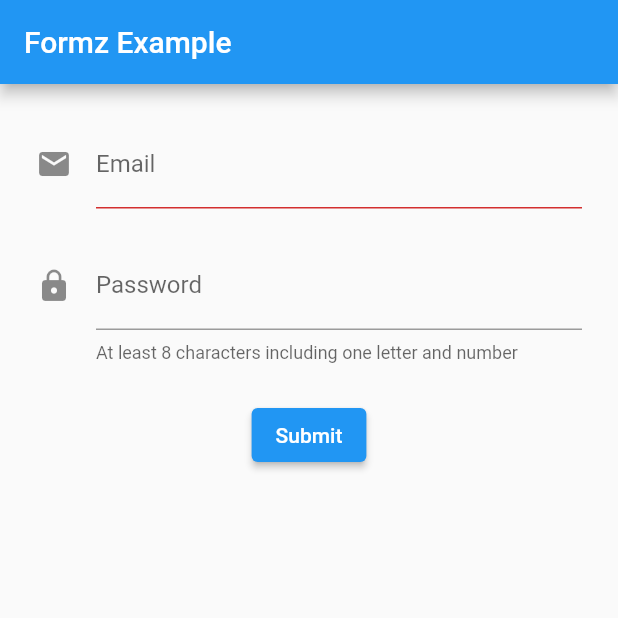
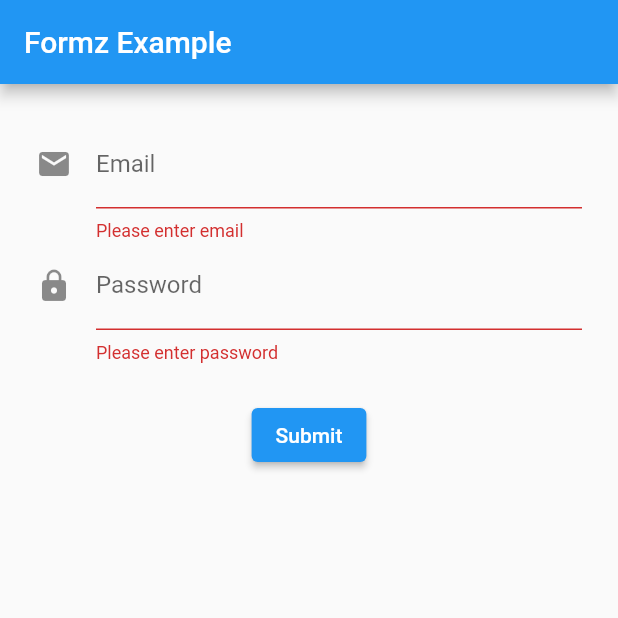
Before and after one commit to devpawann/Flutter-Clean-Arch-Form-Validator, a Flutter app: the screen it shows after launch, after a tap on "Submit", on a phone screen of 412 x 824 dp, the top half of it. Run offline on Flutter 3.47's test engine with Material 2 defaults, Android fonts, the phone set to English and light mode, and no system bars; our stand-ins replace equatable, flutter_bloc, formz.

Commit message:
clean arch folder structure

```diff
--- /dev/null
+++ b/lib/feature/auth/login/domain/form/email.dart
@@ -0,0 +1,27 @@
+import 'package:formz/formz.dart';
+
+enum EmailValidationError {
+  empty(message: "Please enter email"),
+  invalid(message: "Invalid email address");
+
+  final String message;
+
+  const EmailValidationError({required this.message});
+}
+
+class Email extends FormzInput<String, EmailValidationError>
+    with FormzInputErrorCacheMixin {
+  Email.pure() : super.pure("");
+
+  Email.dirty({required String value}) : super.dirty(value);
+
+  @override
+  EmailValidationError? validator(String value) {
+    if (value.trim().isEmpty) {
+      return EmailValidationError.empty;
+    } else if (value.trim().length < 5) {
+      return EmailValidationError.invalid;
+    }
+    return null;
+  }
+}
--- /dev/null
+++ b/lib/feature/auth/login/domain/form/form.dart
@@ -0,0 +1,2 @@
+export 'email.dart';
+export 'password.dart';
--- /dev/null
+++ b/lib/feature/auth/login/domain/form/password.dart
@@ -0,0 +1,27 @@
+import 'package:formz/formz.dart';
+
+enum PasswordValidationError {
+  empty(message: "Please enter password"),
+  short(message: "Enter strong password");
+
+  final String message;
+
+  const PasswordValidationError({required this.message});
+}
+
+class Password extends FormzInput<String, PasswordValidationError>
+    with FormzInputErrorCacheMixin {
+  Password.pure() : super.pure("");
+
+  Password.dirty({required String value}) : super.dirty(value);
+
+  @override
+  PasswordValidationError? validator(String value) {
+    if (value.trim().isEmpty) {
+      return PasswordValidationError.empty;
+    } else if (value.trim().length < 5) {
+      return PasswordValidationError.short;
+    }
+    return null;
+  }
+}
--- /dev/null
+++ b/lib/feature/auth/login/domain/repository/login_repository.dart
@@ -0,0 +1,3 @@
+abstract class LoginRepository {
+  Future<void> performLogin({required String email, required String password});
+}
--- a/lib/bloc/login/login_cubit.dart
+++ b/lib/feature/auth/login/presentation/bloc/login/login_cubit.dart
@@ -1,7 +1,7 @@
-import 'package:bloc/bloc.dart';
-import 'package:clean_arch_form_validation/custom_form_types.dart';
-import 'package:clean_arch_form_validation/repo/login_repo.dart';
+import 'package:clean_arch_form_validation/feature/auth/login/domain/form/form.dart';
+import 'package:clean_arch_form_validation/feature/auth/login/domain/repository/login_repository.dart';
 import 'package:equatable/equatable.dart';
+import 'package:flutter_bloc/flutter_bloc.dart';
 import 'package:formz/formz.dart';
 
 part 'login_state.dart';
@@ -23,6 +23,7 @@ class LoginCubit extends Cubit<LoginState> {
     emit(
       state.copyWith(
         email: Email.dirty(value: email),
+        errorMessage: null,
       ),
     );
   }
@@ -31,6 +32,7 @@ class LoginCubit extends Cubit<LoginState> {
     emit(
       state.copyWith(
         password: Password.dirty(value: password),
+        errorMessage: null,
       ),
     );
   }
@@ -40,6 +42,7 @@ class LoginCubit extends Cubit<LoginState> {
       emit(
         state.copyWith(
           submissionStatus: FormzSubmissionStatus.inProgress,
+          errorMessage: null,
         ),
       );
       await loginRepository.performLogin(
@@ -49,6 +52,7 @@ class LoginCubit extends Cubit<LoginState> {
       emit(
         state.copyWith(
           submissionStatus: FormzSubmissionStatus.success,
+          errorMessage: null,
         ),
       );
     } catch (e) {
--- /dev/null
+++ b/lib/feature/auth/login/presentation/screen/login_form.dart
@@ -0,0 +1,92 @@
+import 'dart:developer';
+
+import 'package:clean_arch_form_validation/feature/auth/login/presentation/bloc/login/login_cubit.dart';
+import 'package:clean_arch_form_validation/feature/auth/login/presentation/widget/email_form_field.dart';
+import 'package:clean_arch_form_validation/feature/auth/login/presentation/widget/password_form_field.dart';
+import 'package:flutter/material.dart';
+import 'package:flutter_bloc/flutter_bloc.dart';
+import 'package:formz/formz.dart';
+
+class LoginForm extends StatefulWidget {
+  const LoginForm({super.key});
+
+  @override
+  State<LoginForm> createState() => _LoginFormState();
+}
+
+class _LoginFormState extends State<LoginForm> {
+  final _key = GlobalKey<FormState>();
+  late final TextEditingController _emailController;
+  late final TextEditingController _passwordController;
+
+  @override
+  void initState() {
+    _emailController = TextEditingController()..addListener(_handleEmailChange);
+    _passwordController = TextEditingController()
+      ..addListener(_handlePasswordChange);
+    super.initState();
+  }
+
+  void _handleEmailChange() {
+    BlocProvider.of<LoginCubit>(context).emailChanged(
+      email: _emailController.text,
+    );
+  }
+
+  void _handlePasswordChange() {
+    BlocProvider.of<LoginCubit>(context).passwordChanged(
+      password: _passwordController.text,
+    );
+  }
+
+  @override
+  Widget build(BuildContext context) {
+    return Form(
+      key: _key,
+      child: BlocListener<LoginCubit, LoginState>(
+        listener: (context, state) {
+          if (state.errorMessage != null) {
+            ScaffoldMessenger.of(context).showSnackBar(
+              SnackBar(
+                content: Text(state.errorMessage!),
+              ),
+            );
+          }
+        },
+        child: Column(
+          children: [
+            EmailFormField(
+              emailController: _emailController,
+            ),
+            PasswordFormField(
+              passwordController: _passwordController,
+            ),
+            const SizedBox(
+              height: 24,
+            ),
+            BlocBuilder<LoginCubit, LoginState>(
+              buildWhen: (oldState, newState) {
+                return oldState.submissionStatus != newState.submissionStatus;
+              },
+              builder: (context, state) {
+                return state.submissionStatus ==
+                        FormzSubmissionStatus.inProgress
+                    ? const CircularProgressIndicator()
+                    : ElevatedButton(
+                        onPressed: () {
+                          if (_key.currentState?.validate() ?? false) {
+                            BlocProvider.of<LoginCubit>(context).onLogin();
+                          } else {
+                            log("Validation Failed");
+                          }
+                        },
+                        child: const Text('Submit'),
+                      );
+              },
+            ),
+          ],
+        ),
+      ),
+    );
+  }
+}
--- /dev/null
+++ b/lib/feature/auth/login/presentation/widget/email_form_field.dart
@@ -0,0 +1,39 @@
+import 'dart:developer';
+
+import 'package:clean_arch_form_validation/feature/auth/login/presentation/bloc/login/login_cubit.dart';
+import 'package:flutter/material.dart';
+import 'package:flutter_bloc/flutter_bloc.dart';
+
+class EmailFormField extends StatelessWidget {
+  const EmailFormField({
+    super.key,
+    required TextEditingController emailController,
+  }) : _emailController = emailController;
+
+  final TextEditingController _emailController;
+
+  @override
+  Widget build(BuildContext context) {
+    return BlocBuilder<LoginCubit, LoginState>(
+      buildWhen: (oldState, newState) {
+        return oldState.email != newState.email;
+      },
+      builder: (context, state) {
+        log("Email $state");
+        return TextFormField(
+          controller: _emailController,
+          decoration: InputDecoration(
+            icon: const Icon(Icons.email),
+            labelText: 'Email',
+            helperText: 'A valid email e.g. joe.doe@gmail.com',
+            errorText: state.email.displayError?.message,
+          ),
+          keyboardType: TextInputType.emailAddress,
+          textInputAction: TextInputAction.next,
+          validator: (_) => state.email.error?.message,
+          autovalidateMode: AutovalidateMode.onUserInteraction,
+        );
+      },
+    );
+  }
+}
--- /dev/null
+++ b/lib/feature/auth/login/presentation/widget/password_form_field.dart
@@ -0,0 +1,40 @@
+import 'dart:developer';
+
+import 'package:clean_arch_form_validation/feature/auth/login/presentation/bloc/login/login_cubit.dart';
+import 'package:flutter/material.dart';
+import 'package:flutter_bloc/flutter_bloc.dart';
+
+class PasswordFormField extends StatelessWidget {
+  const PasswordFormField({
+    super.key,
+    required TextEditingController passwordController,
+  }) : _passwordController = passwordController;
+
+  final TextEditingController _passwordController;
+
+  @override
+  Widget build(BuildContext context) {
+    return BlocBuilder<LoginCubit, LoginState>(
+      buildWhen: (oldState, newState) {
+        return oldState.password != newState.password;
+      },
+      builder: (context, state) {
+        log("Password $state");
+        return TextFormField(
+          controller: _passwordController,
+          decoration: const InputDecoration(
+            icon: Icon(Icons.lock),
+            helperText: 'At least 8 characters including one letter and number',
+            helperMaxLines: 2,
+            labelText: 'Password',
+            errorMaxLines: 2,
+          ),
+          obscureText: true,
+          textInputAction: TextInputAction.done,
+          validator: (_) => state.password.error?.message,
+          autovalidateMode: AutovalidateMode.onUserInteraction,
+        );
+      },
+    );
+  }
+}
--- a/lib/main.dart
+++ b/lib/main.dart
@@ -1,10 +1,8 @@
-import 'dart:developer';
-
-import 'package:clean_arch_form_validation/bloc/login/login_cubit.dart';
-import 'package:clean_arch_form_validation/repo/login_repo.dart';
+import 'package:clean_arch_form_validation/feature/auth/login/data/repository/login_repo_impl.dart';
+import 'package:clean_arch_form_validation/feature/auth/login/presentation/bloc/login/login_cubit.dart';
+import 'package:clean_arch_form_validation/feature/auth/login/presentation/screen/login_form.dart';
 import 'package:flutter/material.dart';
 import 'package:flutter_bloc/flutter_bloc.dart';
-import 'package:formz/formz.dart';
 
 void main() => runApp(const MyApp());
 
@@ -19,121 +17,14 @@ class MyApp extends StatelessWidget {
         body: Padding(
           padding: const EdgeInsets.all(24),
           child: BlocProvider(
-            create: (context) => LoginCubit(loginRepository: LoginRepository()),
-            child: const SingleChildScrollView(child: MyForm()),
+            create: (context) =>
+                LoginCubit(loginRepository: LoginRepositoryImpl()),
+            child: const SingleChildScrollView(
+              child: LoginForm(),
+            ),
           ),
         ),
       ),
     );
   }
 }
-
-class MyForm extends StatefulWidget {
-  const MyForm({super.key});
-
-  @override
-  State<MyForm> createState() => _MyFormState();
-}
-
-class _MyFormState extends State<MyForm> {
-  final _key = GlobalKey<FormState>();
-  late final TextEditingController _emailController;
-  late final TextEditingController _passwordController;
-
-  @override
-  void initState() {
-    _emailController = TextEditingController()..addListener(_handleEmailChange);
-    _passwordController = TextEditingController()
-      ..addListener(_handlePasswordChange);
-    super.initState();
-  }
-
-  void _handleEmailChange() {
-    BlocProvider.of<LoginCubit>(context).emailChanged(
-      email: _emailController.text,
-    );
-  }
-
-  void _handlePasswordChange() {
-    BlocProvider.of<LoginCubit>(context).passwordChanged(
-      password: _passwordController.text,
-    );
-  }
-
-  @override
-  Widget build(BuildContext context) {
-    return Form(
-      key: _key,
-      child: Column(
-        children: [
-          BlocBuilder<LoginCubit, LoginState>(
-            buildWhen: (oldState, newState) {
-              return oldState.email != newState.email;
-            },
-            builder: (context, state) {
-              log("Email $state");
-              return TextFormField(
-                controller: _emailController,
-                decoration: InputDecoration(
-                  icon: const Icon(Icons.email),
-                  labelText: 'Email',
-                  helperText: 'A valid email e.g. joe.doe@gmail.com',
-                  errorText: state.email.displayError?.message,
-                ),
-                keyboardType: TextInputType.emailAddress,
-                textInputAction: TextInputAction.next,
-                validator: (_) => state.email.error?.message,
-                autovalidateMode: AutovalidateMode.onUserInteraction,
-              );
-            },
-          ),
-          BlocBuilder<LoginCubit, LoginState>(
-            buildWhen: (oldState, newState) {
-              return oldState.password != newState.password;
-            },
-            builder: (context, state) {
-              log("Password $state");
-              return TextFormField(
-                controller: _passwordController,
-                decoration: const InputDecoration(
-                  icon: Icon(Icons.lock),
-                  helperText:
-                      'At least 8 characters including one letter and number',
-                  helperMaxLines: 2,
-                  labelText: 'Password',
-                  errorMaxLines: 2,
-                ),
-                obscureText: true,
-                textInputAction: TextInputAction.done,
-                validator: (_) => state.password.error?.message,
-                autovalidateMode: AutovalidateMode.onUserInteraction,
-              );
-            },
-          ),
-          const SizedBox(
-            height: 24,
-          ),
-          BlocBuilder<LoginCubit, LoginState>(
-            buildWhen: (oldState, newState) {
-              return oldState.submissionStatus != newState.submissionStatus;
-            },
-            builder: (context, state) {
-              return state.submissionStatus == FormzSubmissionStatus.inProgress
-                  ? const CircularProgressIndicator()
-                  : ElevatedButton(
-                      onPressed: () {
-                        if (_key.currentState?.validate() ?? false) {
-                          BlocProvider.of<LoginCubit>(context).onLogin();
-                        } else {
-                          log("Validation Failed");
-                        }
-                      },
-                      child: const Text('Submit'),
-                    );
-            },
-          ),
-        ],
-      ),
-    );
-  }
-}
```
Also changed, not shown: lib/feature/auth/login/presentation/bloc/login/login_state.dart (renamed from lib/bloc/login/login_state.dart), 1 other file.
